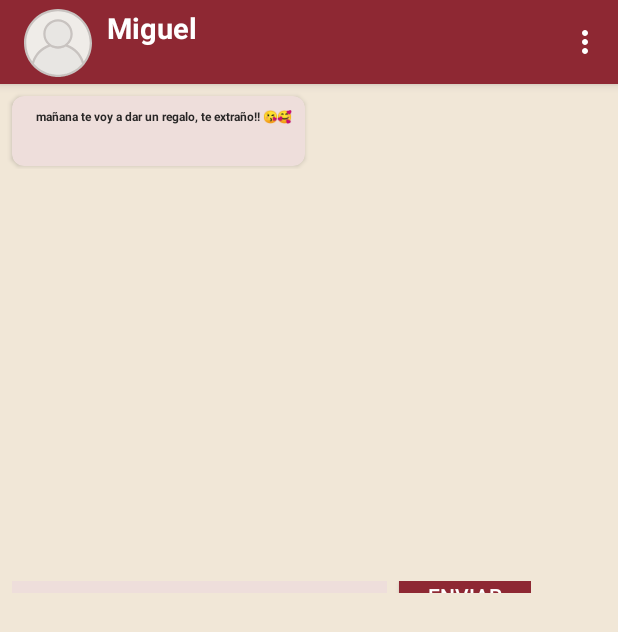
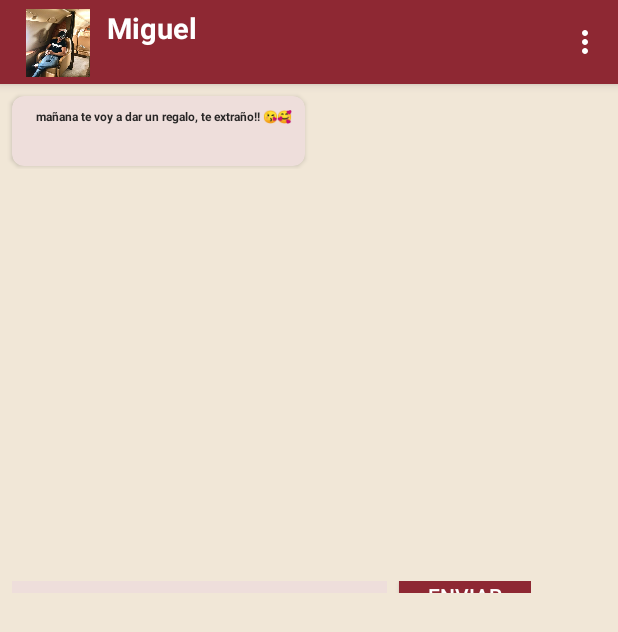
Before and after one commit to anjeprol/MyChatUtils, an Android app: the screen it shows after launch (ConversationActivity), after a tap on "Miguel", on a phone screen of 412 x 824 dp. Shown: the top 632 px of the screen. Run offline under Robolectric (Android 15) with nearby library versions, the phone set to English and light mode, and no system bars.

Commit message:
added profile images

```diff
--- a/app/src/main/java/com/addv/mychatutils/ConversationActivity.java
+++ b/app/src/main/java/com/addv/mychatutils/ConversationActivity.java
@@ -14,9 +14,12 @@ import android.view.Window;
 import android.view.WindowManager;
 import android.widget.Button;
 import android.widget.EditText;
+import android.widget.ImageView;
 import android.widget.LinearLayout;
 import android.widget.ScrollView;
 import android.widget.TextView;
+
+import static com.addv.mychatutils.R.drawable.miguel;
 
 
 public class ConversationActivity extends AppCompatActivity implements View.OnClickListener {
@@ -25,6 +28,7 @@ public class ConversationActivity extends AppCompatActivity implements View.OnCl
     private LinearLayout mLy_messages;
     private LinearLayout.LayoutParams params;
     private TextView status;
+    private ImageView avatar;
     private TextView mMessage;
     private EditText messageET;
     private Button mSend_bt;
@@ -46,6 +50,7 @@ public class ConversationActivity extends AppCompatActivity implements View.OnCl
 
         Toolbar toolbar = findViewById(R.id.toolbar);
         scrollView = findViewById(R.id.sly_texts);
+        avatar = findViewById(R.id.avatar);
         mLy_messages = findViewById(R.id.ly_content_messages);
         mSend_bt = findViewById(R.id.send);
         params = (LinearLayout.LayoutParams) mLy_messages.getLayoutParams();
@@ -60,6 +65,7 @@ public class ConversationActivity extends AppCompatActivity implements View.OnCl
 
         profile.setText(name);
         status.setText("");
+        avatar.setImageResource(miguel);
         setStatus(2,ONLINE);
 
         setSupportActionBar(toolbar);
--- a/app/src/main/java/com/addv/mychatutils/CustomAdapter.java
+++ b/app/src/main/java/com/addv/mychatutils/CustomAdapter.java
@@ -5,6 +5,7 @@ import android.view.LayoutInflater;
 import android.view.View;
 import android.view.ViewGroup;
 import android.widget.BaseAdapter;
+import android.widget.ImageView;
 import android.widget.TextView;
 
 import java.util.ArrayList;
@@ -15,6 +16,7 @@ public class CustomAdapter extends BaseAdapter {
     private ArrayList<String> names;
     private ArrayList<String> msgs;
     private ArrayList<String> hrs;
+    private ArrayList<Integer> profiles;
 
     public CustomAdapter(Context context, int layout, ArrayList<String> names,  ArrayList<String> msgs,  ArrayList<String> hrs){
         this.context = context;
@@ -22,6 +24,15 @@ public class CustomAdapter extends BaseAdapter {
         this.names = names;
         this.msgs = msgs;
         this.hrs = hrs;
+
+        profiles = new ArrayList<Integer>();
+        profiles.add(R.drawable.mama);
+        profiles.add(R.drawable.miguel);
+        profiles.add(R.drawable.valeria);
+        profiles.add(R.drawable.oscar);
+        profiles.add(R.drawable.sandro);
+        profiles.add(R.drawable.maestra);
+        profiles.add(R.drawable.rodry);
     }
 
     @Override
@@ -45,6 +56,8 @@ public class CustomAdapter extends BaseAdapter {
         LayoutInflater layoutInflater = LayoutInflater.from(this.context);
         v = layoutInflater.inflate(R.layout.list_item, null);
 
+        ImageView avatarIV = (ImageView) v.findViewById(R.id.avatar);
+        avatarIV.setImageResource(profiles.get(position));
         TextView name = (TextView) v.findViewById(R.id.name);
         TextView msg = (TextView) v.findViewById(R.id.msg);
         TextView hr = (TextView) v.findViewById(R.id.hr);
--- a/app/src/main/res/layout/activity_conversation.xml
+++ b/app/src/main/res/layout/activity_conversation.xml
@@ -21,7 +21,7 @@
             app:popupTheme="@style/AppTheme.PopupOverlay">
 
             <ImageView
-                android:id="@+id/icon"
+                android:id="@+id/avatar"
                 android:layout_width="45dp"
                 android:layout_height="45dp"
                 android:layout_marginLeft="10dp"
@@ -149,7 +149,6 @@
                         android:layout_marginRight="@dimen/margin_sides"
                         android:layout_marginBottom="@dimen/margin_sides"
                         android:gravity="end"
-                        android:hint="4:49 PM"
                         android:textSize="@dimen/hint_size_address" />
 
                 </LinearLayout>
@@ -195,7 +194,6 @@
                         android:layout_marginRight="@dimen/margin_sides"
                         android:layout_marginBottom="@dimen/margin_sides"
                         android:gravity="end"
-                        android:hint="4:49 PM"
                         android:textSize="@dimen/hint_size_address" />
                 </LinearLayout>
 
@@ -241,7 +239,6 @@
                         android:layout_marginRight="@dimen/margin_sides"
                         android:layout_marginBottom="@dimen/margin_sides"
                         android:gravity="end"
-                        android:hint="4:49 PM"
                         android:textSize="@dimen/hint_size_address" />
 
                 </LinearLayout>
@@ -287,7 +284,6 @@
                         android:layout_marginRight="@dimen/margin_sides"
                         android:layout_marginBottom="@dimen/margin_sides"
                         android:gravity="end"
-                        android:hint="4:49 PM"
                         android:textSize="@dimen/hint_size_address" />
                 </LinearLayout>
 
@@ -333,7 +329,6 @@
                         android:layout_marginRight="@dimen/margin_sides"
                         android:layout_marginBottom="@dimen/margin_sides"
                         android:gravity="end"
-                        android:hint="4:49 PM"
                         android:textSize="@dimen/hint_size_address" />
 
                 </LinearLayout>
@@ -379,7 +374,6 @@
                         android:layout_marginRight="@dimen/margin_sides"
                         android:layout_marginBottom="@dimen/margin_sides"
                         android:gravity="end"
-                        android:hint="4:49 PM"
                         android:textSize="@dimen/hint_size_address" />
                 </LinearLayout>
 
--- a/app/src/main/res/layout/list_item.xml
+++ b/app/src/main/res/layout/list_item.xml
@@ -6,7 +6,7 @@
     android:orientation="horizontal">
 
     <ImageView
-        android:id="@+id/icon"
+        android:id="@+id/avatar"
         android:layout_width="75dp"
         android:layout_height="75dp"
         android:layout_marginLeft="10dp"
```
Also changed, not shown: app/src/main/java/com/addv/mychatutils/MainActivity.java (+4 -3 lines).
